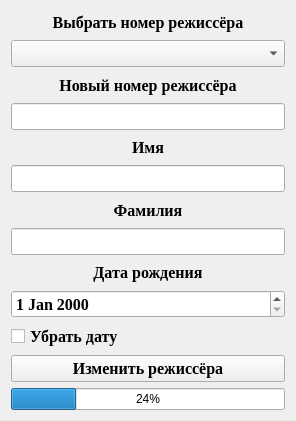
This is Client/updatedirector.ui in NikitaVirachev/course-work-on-DB as Qt 5 draws it before an edit. The edited form follows.
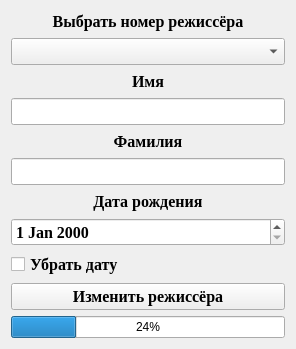
This is the edited form.

Diff of the .ui file:
```diff
--- a/Client/updatedirector.ui
+++ b/Client/updatedirector.ui
@@ -7,15 +7,15 @@
     <x>0</x>
     <y>0</y>
     <width>296</width>
-    <height>421</height>
+    <height>349</height>
    </rect>
   </property>
   <property name="windowTitle">
    <string>Form</string>
   </property>
   <layout class="QGridLayout" name="gridLayout">
-   <item row="0" column="0">
-    <widget class="QLabel" name="label">
+   <item row="8" column="0">
+    <widget class="QCheckBox" name="checkBox">
      <property name="font">
       <font>
        <family>Times New Roman</family>
@@ -25,10 +25,14 @@
       </font>
      </property>
      <property name="text">
-      <string>Выбрать номер режиссёра</string>
+      <string>Убрать дату</string>
      </property>
-     <property name="alignment">
-      <set>Qt::AlignCenter</set>
+    </widget>
+   </item>
+   <item row="10" column="0">
+    <widget class="QProgressBar" name="progressBar">
+     <property name="value">
+      <number>24</number>
      </property>
     </widget>
    </item>
@@ -44,67 +48,25 @@
      </property>
     </widget>
    </item>
-   <item row="2" column="0">
-    <widget class="QLabel" name="label_2">
-     <property name="font">
-      <font>
-       <family>Times New Roman</family>
-       <pointsize>12</pointsize>
-       <weight>75</weight>
-       <bold>true</bold>
-      </font>
-     </property>
-     <property name="text">
-      <string>Новый номер режиссёра</string>
-     </property>
-     <property name="alignment">
-      <set>Qt::AlignCenter</set>
-     </property>
-    </widget>
-   </item>
-   <item row="3" column="0">
-    <widget class="QLineEdit" name="lineEdit">
-     <property name="font">
-      <font>
-       <family>Times New Roman</family>
-       <pointsize>12</pointsize>
-       <weight>75</weight>
-       <bold>true</bold>
-      </font>
-     </property>
-    </widget>
-   </item>
-   <item row="4" column="0">
-    <widget class="QLabel" name="label_3">
-     <property name="font">
-      <font>
-       <family>Times New Roman</family>
-       <pointsize>12</pointsize>
-       <weight>75</weight>
-       <bold>true</bold>
-      </font>
-     </property>
-     <property name="text">
-      <string>Имя</string>
-     </property>
-     <property name="alignment">
-      <set>Qt::AlignCenter</set>
-     </property>
-    </widget>
-   </item>
-   <item row="5" column="0">
-    <widget class="QLineEdit" name="lineEdit_2">
-     <property name="font">
-      <font>
-       <family>Times New Roman</family>
-       <pointsize>12</pointsize>
-       <weight>75</weight>
-       <bold>true</bold>
-      </font>
-     </property>
-    </widget>
-   </item>
    <item row="6" column="0">
+    <widget class="QLabel" name="label_5">
+     <property name="font">
+      <font>
+       <family>Times New Roman</family>
+       <pointsize>12</pointsize>
+       <weight>75</weight>
+       <bold>true</bold>
+      </font>
+     </property>
+     <property name="text">
+      <string>Дата рождения</string>
+     </property>
+     <property name="alignment">
+      <set>Qt::AlignCenter</set>
+     </property>
+    </widget>
+   </item>
+   <item row="4" column="0">
     <widget class="QLabel" name="label_4">
      <property name="font">
       <font>
@@ -122,37 +84,25 @@
      </property>
     </widget>
    </item>
+   <item row="0" column="0">
+    <widget class="QLabel" name="label">
+     <property name="font">
+      <font>
+       <family>Times New Roman</family>
+       <pointsize>12</pointsize>
+       <weight>75</weight>
+       <bold>true</bold>
+      </font>
+     </property>
+     <property name="text">
+      <string>Выбрать номер режиссёра</string>
+     </property>
+     <property name="alignment">
+      <set>Qt::AlignCenter</set>
+     </property>
+    </widget>
+   </item>
    <item row="7" column="0">
-    <widget class="QLineEdit" name="lineEdit_3">
-     <property name="font">
-      <font>
-       <family>Times New Roman</family>
-       <pointsize>12</pointsize>
-       <weight>75</weight>
-       <bold>true</bold>
-      </font>
-     </property>
-    </widget>
-   </item>
-   <item row="8" column="0">
-    <widget class="QLabel" name="label_5">
-     <property name="font">
-      <font>
-       <family>Times New Roman</family>
-       <pointsize>12</pointsize>
-       <weight>75</weight>
-       <bold>true</bold>
-      </font>
-     </property>
-     <property name="text">
-      <string>Дата рождения</string>
-     </property>
-     <property name="alignment">
-      <set>Qt::AlignCenter</set>
-     </property>
-    </widget>
-   </item>
-   <item row="9" column="0">
     <widget class="QDateEdit" name="dateEdit">
      <property name="font">
       <font>
@@ -164,22 +114,7 @@
      </property>
     </widget>
    </item>
-   <item row="10" column="0">
-    <widget class="QCheckBox" name="checkBox">
-     <property name="font">
-      <font>
-       <family>Times New Roman</family>
-       <pointsize>12</pointsize>
-       <weight>75</weight>
-       <bold>true</bold>
-      </font>
-     </property>
-     <property name="text">
-      <string>Убрать дату</string>
-     </property>
-    </widget>
-   </item>
-   <item row="11" column="0">
+   <item row="9" column="0">
     <widget class="QPushButton" name="pushButton">
      <property name="font">
       <font>
@@ -194,10 +129,45 @@
      </property>
     </widget>
    </item>
-   <item row="12" column="0">
-    <widget class="QProgressBar" name="progressBar">
-     <property name="value">
-      <number>24</number>
+   <item row="2" column="0">
+    <widget class="QLabel" name="label_3">
+     <property name="font">
+      <font>
+       <family>Times New Roman</family>
+       <pointsize>12</pointsize>
+       <weight>75</weight>
+       <bold>true</bold>
+      </font>
+     </property>
+     <property name="text">
+      <string>Имя</string>
+     </property>
+     <property name="alignment">
+      <set>Qt::AlignCenter</set>
+     </property>
+    </widget>
+   </item>
+   <item row="3" column="0">
+    <widget class="QLineEdit" name="lineEdit_2">
+     <property name="font">
+      <font>
+       <family>Times New Roman</family>
+       <pointsize>12</pointsize>
+       <weight>75</weight>
+       <bold>true</bold>
+      </font>
+     </property>
+    </widget>
+   </item>
+   <item row="5" column="0">
+    <widget class="QLineEdit" name="lineEdit_3">
+     <property name="font">
+      <font>
+       <family>Times New Roman</family>
+       <pointsize>12</pointsize>
+       <weight>75</weight>
+       <bold>true</bold>
+      </font>
      </property>
     </widget>
    </item>
```
